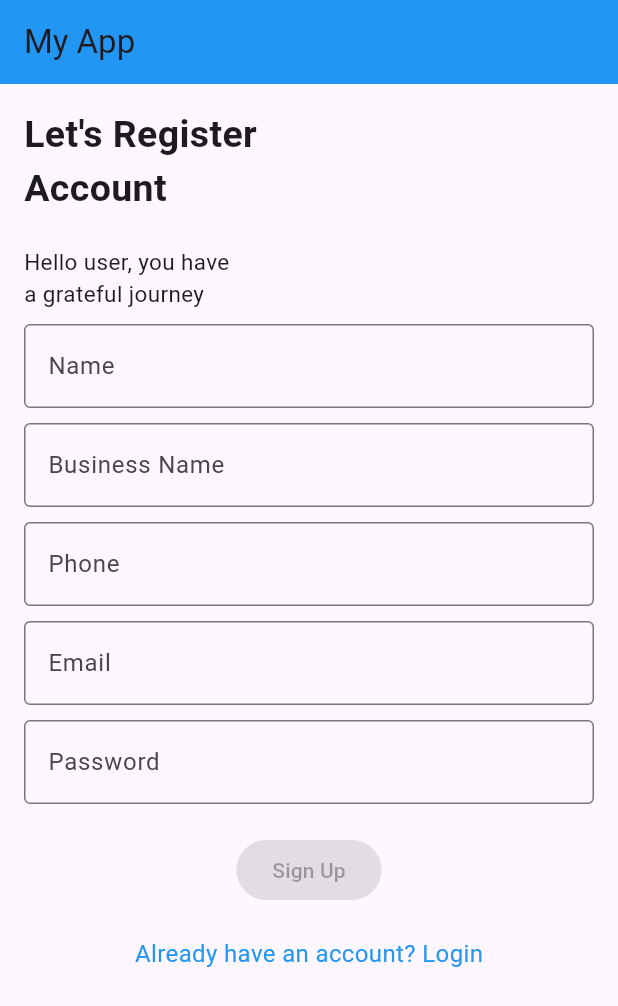
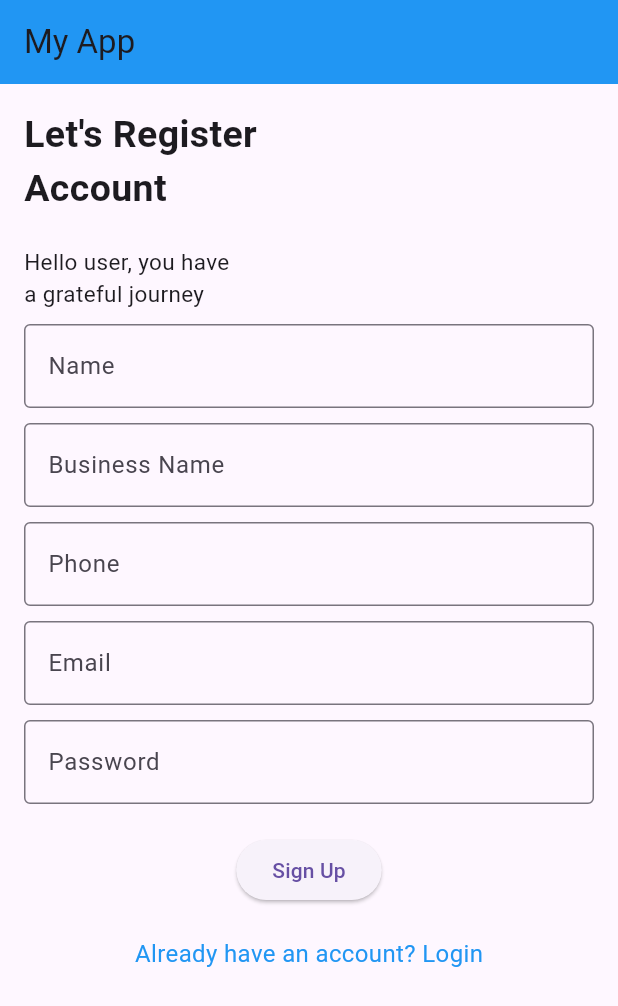
Before and after one commit to Thangamari04/flutter-signup-form, a Flutter app: the screen it shows after launch, on a phone screen of 412 x 824 dp. Shown: the top 1006 px of the screen. Run offline on Flutter 3.47's test engine with Material 3 defaults, Android fonts, the phone set to English and light mode, and no system bars.

Commit message:
initial commit

```diff
--- a/lib/main.dart
+++ b/lib/main.dart
@@ -1,9 +1,12 @@
 import 'package:flutter/material.dart';
+import 'package:http/http.dart' as http;
+import 'dart:convert';
 
 void main() {
   runApp(MyApp());
 }
 
+// ignore: use_key_in_widget_constructors
 class MyApp extends StatelessWidget {
   @override
   Widget build(BuildContext context) {
@@ -13,87 +16,170 @@ class MyApp extends StatelessWidget {
           title: const Text('My App'),
           backgroundColor: Colors.blue,
         ),
-        body: const Padding(
-          padding: EdgeInsets.all(16.0),
+        body: RegisterForm(),
+      ),
+    );
+  }
+}
+
+// ignore: use_key_in_widget_constructors
+class RegisterForm extends StatefulWidget {
+  @override
+  // ignore: library_private_types_in_public_api
+  _RegisterFormState createState() => _RegisterFormState();
+}
+
+class _RegisterFormState extends State<RegisterForm> {
+  final _nameController = TextEditingController();
+  final _businessNameController = TextEditingController();
+  final _phoneController = TextEditingController();
+  final _emailController = TextEditingController();
+  final _passwordController = TextEditingController();
+
+  Future<void> _register() async {
+    final url = Uri.parse(
+        'http://localhost:3000/register'); // Replace with your IP if needed
+    final response = await http.post(
+      url,
+      headers: <String, String>{
+        'Content-Type': 'application/json; charset=UTF-8',
+      },
+      body: jsonEncode({
+        'name': _nameController.text,
+        'businessName': _businessNameController.text,
+        'phone': _phoneController.text,
+        'email': _emailController.text,
+        'password': _passwordController.text,
+      }),
+    );
+
+    if (response.statusCode == 200) {
+      final responseData = jsonDecode(response.body);
+      // ignore: use_build_context_synchronously
+      ScaffoldMessenger.of(context).showSnackBar(
+        SnackBar(content: Text(responseData['message'])),
+      );
+    } else {
+      // ignore: use_build_context_synchronously
+      ScaffoldMessenger.of(context).showSnackBar(
+        // ignore: prefer_const_constructors
+        SnackBar(content: Text('Failed to register')),
+      );
+    }
+  }
+
+  @override
+  Widget build(BuildContext context) {
+    return Padding(
+      padding: const EdgeInsets.all(16.0),
       child: SingleChildScrollView(
         child: Column(
           crossAxisAlignment: CrossAxisAlignment.start,
           children: [
             // Main Text
+            // ignore: prefer_const_constructors
             Text(
               'Let\'s Register\nAccount',
+              // ignore: prefer_const_constructors
               style: TextStyle(
                 fontSize: 25.0, // Large font size for main text
                 fontWeight: FontWeight.bold,
               ),
             ),
+            // ignore: prefer_const_constructors
             SizedBox(height: 20.0),
             // Description Text
+            // ignore: prefer_const_constructors
             Text(
               'Hello user, you have\na grateful journey',
+              // ignore: prefer_const_constructors
               style: TextStyle(
                 fontSize: 15.0, // Smaller font size for description text
                 fontWeight: FontWeight.normal,
               ),
             ),
+            // ignore: prefer_const_constructors
             SizedBox(height: 10.0),
             // Name TextField
             TextField(
+              controller: _nameController,
+              // ignore: prefer_const_constructors
               decoration: InputDecoration(
                 labelText: 'Name',
+                // ignore: prefer_const_constructors
                 border: OutlineInputBorder(),
               ),
             ),
+            // ignore: prefer_const_constructors
             SizedBox(height: 10.0),
             // Business Name TextField
             TextField(
+              controller: _businessNameController,
+              // ignore: prefer_const_constructors
               decoration: InputDecoration(
                 labelText: 'Business Name',
+                // ignore: prefer_const_constructors
                 border: OutlineInputBorder(),
               ),
             ),
+            // ignore: prefer_const_constructors
             SizedBox(height: 10.0),
             // Phone TextField
             TextField(
+              controller: _phoneController,
+              // ignore: prefer_const_constructors
               decoration: InputDecoration(
                 labelText: 'Phone',
+                // ignore: prefer_const_constructors
                 border: OutlineInputBorder(),
               ),
               keyboardType: TextInputType.phone,
             ),
+            // ignore: prefer_const_constructors
             SizedBox(height: 10.0),
             // Email TextField
             TextField(
+              controller: _emailController,
+              // ignore: prefer_const_constructors
               decoration: InputDecoration(
                 labelText: 'Email',
+                // ignore: prefer_const_constructors
                 border: OutlineInputBorder(),
               ),
               keyboardType: TextInputType.emailAddress,
             ),
+            // ignore: prefer_const_constructors
             SizedBox(height: 10.0),
             // Password TextField
             TextField(
+              controller: _passwordController,
+              // ignore: prefer_const_constructors
               decoration: InputDecoration(
                 labelText: 'Password',
+                // ignore: prefer_const_constructors
                 border: OutlineInputBorder(),
               ),
               obscureText: true, // Hides the text for password
             ),
-
+            // ignore: prefer_const_constructors
             SizedBox(height: 20.0), // Add space before the button
             // Sign Up Button
             Center(
               child: ElevatedButton(
-                    onPressed: null, // No action, purely UI design
-                    // ignore: sort_child_properties_last
+                onPressed: _register,
+                // ignore: prefer_const_constructors
                 child: Text('Sign Up'),
               ),
             ),
+            // ignore: prefer_const_constructors
             SizedBox(height: 20.0), // Space between button and text
             // Already have an account? Login
+            // ignore: prefer_const_constructors
             Center(
+              // ignore: prefer_const_constructors
               child: Text(
                 'Already have an account? Login',
+                // ignore: prefer_const_constructors
                 style: TextStyle(
                   fontSize: 16.0,
                   color: Colors.blue, // Color matches the button
@@ -103,8 +189,6 @@ class MyApp extends StatelessWidget {
           ],
         ),
       ),
-        ),
-      ),
     );
   }
 }
--- a/pubspec.yaml
+++ b/pubspec.yaml
@@ -2,7 +2,7 @@ name: my_flutter_app
 description: "A new Flutter project."
 # The following line prevents the package from being accidentally published to
 # pub.dev using `flutter pub publish`. This is preferred for private packages.
-publish_to: 'none' # Remove this line if you wish to publish to pub.dev
+publish_to: "none" # Remove this line if you wish to publish to pub.dev
 
 # The following defines the version and build number for your application.
 # A version number is three numbers separated by dots, like 1.2.43
@@ -30,7 +30,7 @@ environment:
 dependencies:
   flutter:
     sdk: flutter
-
+  http: ^0.13.3
 
   # The following adds the Cupertino Icons font to your application.
   # Use with the CupertinoIcons class for iOS style icons.
@@ -52,7 +52,6 @@ dev_dependencies:
 
 # The following section is specific to Flutter packages.
 flutter:
-
   # The following line ensures that the Material Icons font is
   # included with your application, so that you can use the icons in
   # the material Icons class.
```
Also changed, not shown: pubspec.lock. Lines whose indentation alone changed are shown as unchanged.
